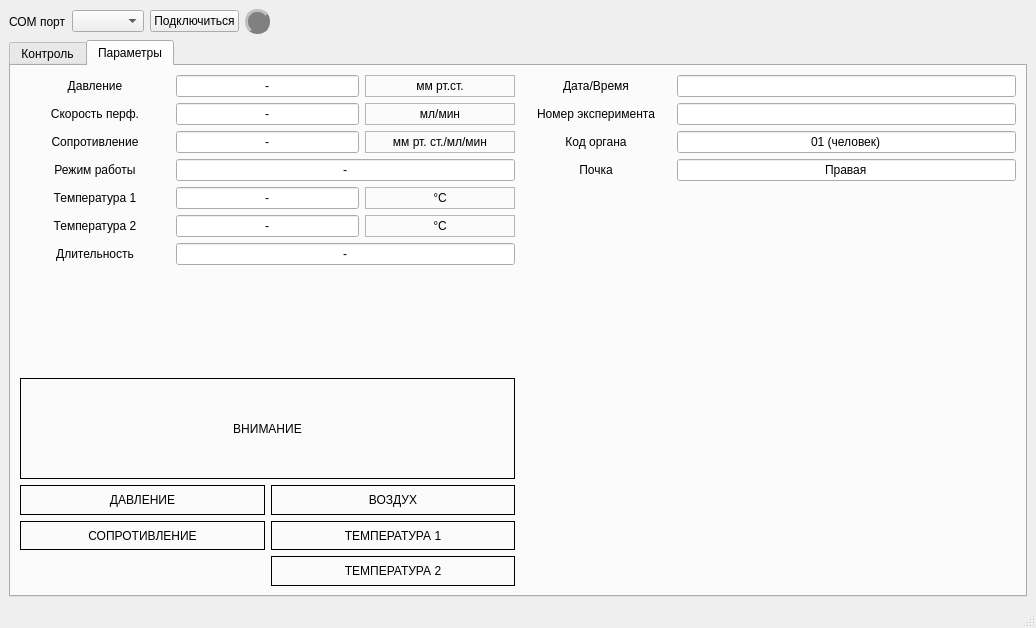
Before: the Qt Designer form mainwindow.ui in walrusfriend/Kidney-Monitor-Qt, drawn with Qt 5.
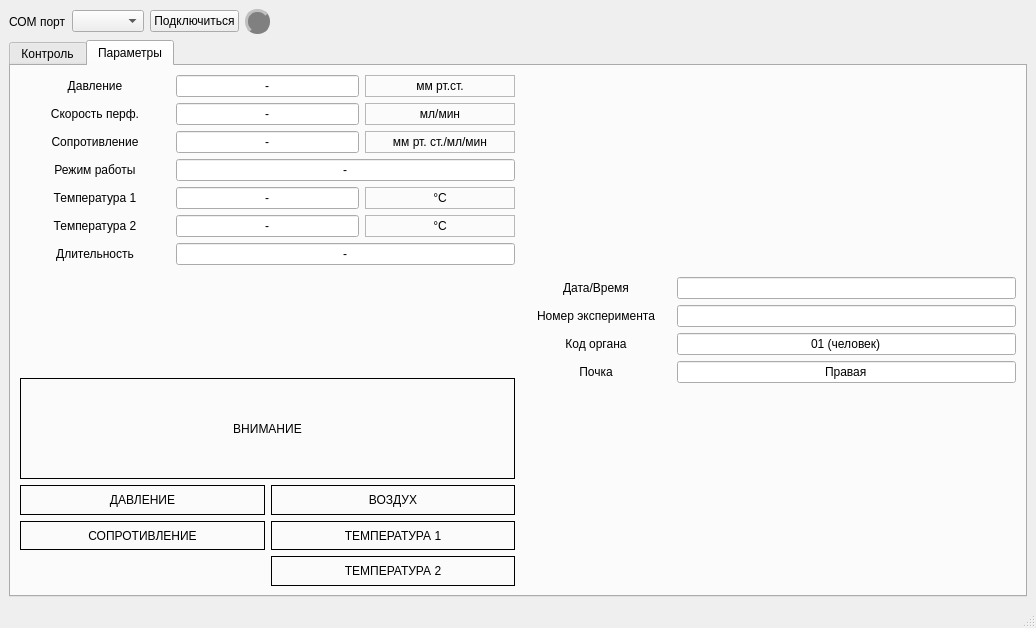
After: the same form once the commit is applied. The open tabs and pages were chosen to show the change.

Patch:
```diff
--- a/mainwindow.ui
+++ b/mainwindow.ui
@@ -1149,11 +1149,7 @@
            </layout>
           </item>
           <item>
-           <layout class="QVBoxLayout" name="verticalLayout_8">
-            <item>
-             <widget class="QWidget" name="widget" native="true"/>
-            </item>
-           </layout>
+           <layout class="QVBoxLayout" name="verticalLayout_8"/>
           </item>
          </layout>
         </item>
```
Left out of the diff: 2 changed lines with no effect on the pictures.
